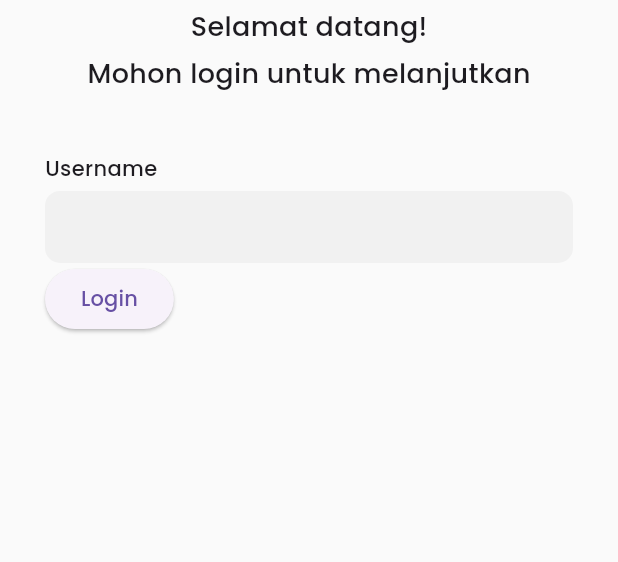
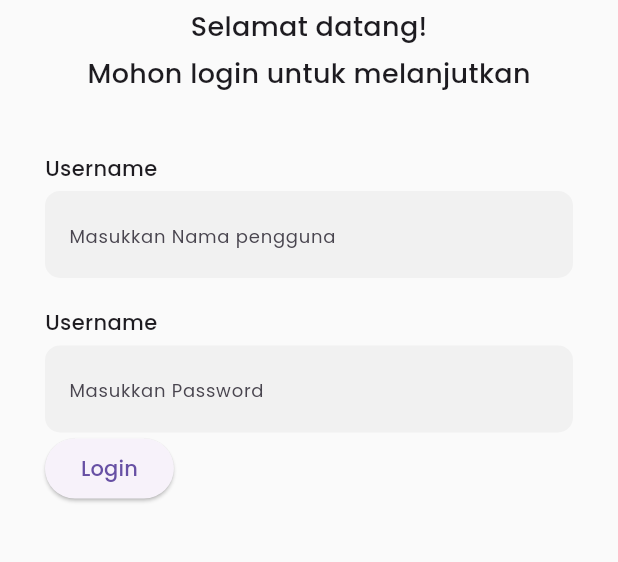
Before and after one commit to FardanAthilla/Project_TA, a Flutter app: the screen it shows after launch, on a phone screen of 412 x 824 dp, the part 567-1129 px from its top. Run offline on Flutter 3.47's test engine with Material 3 defaults, Android fonts, the phone set to English and light mode, and no system bars; our stand-ins replace flutter_svg, get, google_fonts.

Commit message:
feat: [AS] textfield widget

```diff
--- a/lib/Page/login_page/login_page_view.dart
+++ b/lib/Page/login_page/login_page_view.dart
@@ -1,9 +1,10 @@
 import 'package:flutter/material.dart';
 import 'package:flutter_svg/svg.dart';
 import 'package:get/get.dart';
+import 'package:project_ta/Page/login_page/widget/textfield.dart';
 import 'package:project_ta/Page/sidebar/sidebar.dart';
 import 'package:project_ta/color.dart';
-
+import 'package:project_ta/Page/login_page/widget/textfield.dart';
 class LoginPage extends StatelessWidget {
   const LoginPage({Key? key}) : super(key: key);
 
@@ -48,7 +49,6 @@
                   SizedBox(height: 5),
                   Center(
                     child: Column(
-                        // crossAxisAlignment: CrossAxisAlignment.center,
                       children: [
                         Text(
                           'Selamat datang!',
@@ -69,33 +69,14 @@
                     ),
                   ),
                   SizedBox(height: 40),
-                  Column(
-                    crossAxisAlignment: CrossAxisAlignment.start,
-                    mainAxisAlignment: MainAxisAlignment.start,
-                    children: [
-                      Text(
-                        "Username",
-                        style: TextStyle(
-                          fontSize: 14,
-                          fontWeight: FontWeight.w500,
-                        ),
+                  CustomTextField(
+                    hintText: 'Masukkan Nama pengguna', // Gunakan CustomTextField
                   ),
                   SizedBox(
-                        height: 5,
+                    height: 20,
                   ),
-                      Container(
-                        width: double.infinity,
-                        decoration: BoxDecoration(
-                          borderRadius: BorderRadius.circular(10),
-                          color: Warna.card
-                        ),
-                        child: TextField(
-                          decoration: InputDecoration(
-                              border: InputBorder.none
-                          ),
-                        ),
-                      )
-                    ],
+                  CustomTextField(
+                    hintText: 'Masukkan Password', // Gunakan CustomTextField
                   ),
                   ElevatedButton(
                     onPressed: () {
--- /dev/null
+++ b/lib/Page/login_page/widget/textfield.dart
@@ -0,0 +1,48 @@
+import 'package:flutter/material.dart';
+import 'package:project_ta/color.dart';
+
+class CustomTextField extends StatelessWidget {
+  final String hintText;
+
+  const CustomTextField({
+    Key? key,
+    required this.hintText,
+  }) : super(key: key);
+
+  @override
+  Widget build(BuildContext context) {
+    return Column(
+      crossAxisAlignment: CrossAxisAlignment.start,
+      mainAxisAlignment: MainAxisAlignment.start,
+      children: [
+        Text(
+          "Username",
+          style: TextStyle(
+            fontSize: 14,
+            fontWeight: FontWeight.w500,
+          ),
+        ),
+        SizedBox(
+          height: 5,
+        ),
+        Container(
+          width: double.infinity,
+          decoration: BoxDecoration(
+            borderRadius: BorderRadius.circular(10),
+            color: Warna.card
+          ),
+          child: TextField(
+            decoration: InputDecoration(
+                border: InputBorder.none,
+                hintText: hintText, // Menggunakan hintText dari properti
+                hintStyle: TextStyle(
+                  fontSize: 12
+                ),
+                contentPadding: EdgeInsets.symmetric(horizontal: 16, vertical: 17)
+            ),
+          ),
+        ),
+      ],
+    );
+  }
+}
```
Also changed, not shown: lib/Page/login_page/widget/buttonlogin.dart (added). Lines whose indentation alone changed are shown as unchanged.
